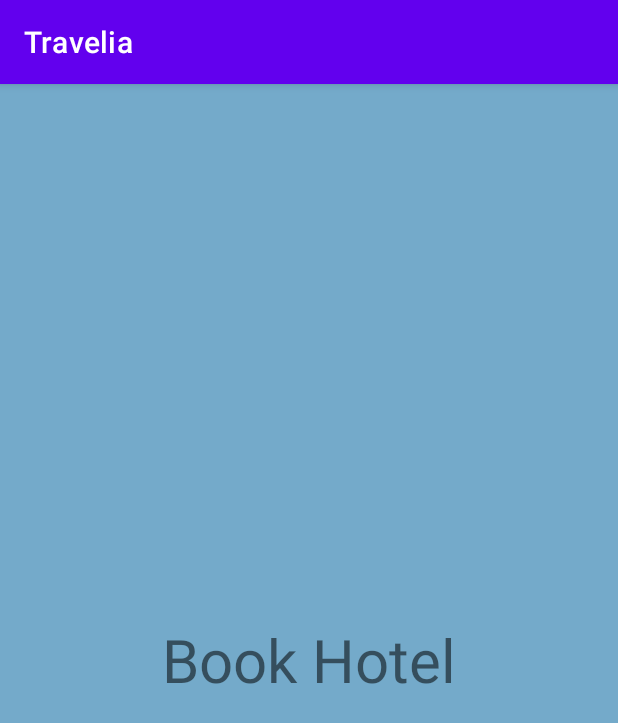
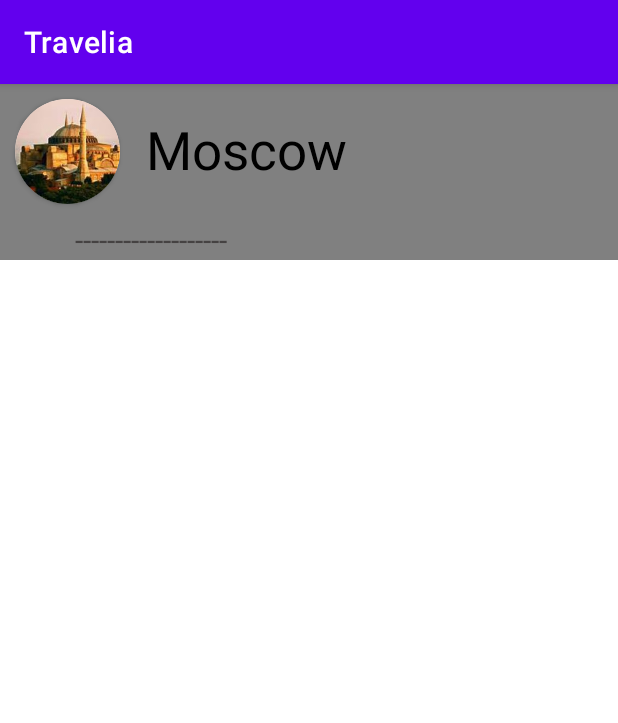
Before and after one commit to saim963/Travelia, an Android app: the three screen opened directly, with no data from a screen before it, on a phone screen of 412 x 824 dp. Shown: the top 723 px of the screen. Run offline under Robolectric (Android 15) with nearby library versions, the phone set to English and light mode, and no system bars.

Commit message:
circular image/recycler

```diff
--- a/app/build.gradle
+++ b/app/build.gradle
@@ -38,6 +38,8 @@ dependencies {
     // For control over item selection of both touch and mouse driven selection
     implementation "androidx.recyclerview:recyclerview:1.2.1"
     implementation "androidx.recyclerview:recyclerview-selection:1.1.0"
+    implementation 'androidx.recyclerview:recyclerview:1.2.1'
+    implementation 'androidx.cardview:cardview:1.0.0'
     testImplementation 'junit:junit:4.+'
     androidTestImplementation 'androidx.test.ext:junit:1.1.3'
     androidTestImplementation 'androidx.test.espresso:espresso-core:3.4.0'
--- a/app/src/main/java/com/example/travelia/three.java
+++ b/app/src/main/java/com/example/travelia/three.java
@@ -9,6 +9,6 @@ public class three extends AppCompatActivity {
     @Override
     protected void onCreate(Bundle savedInstanceState) {
         super.onCreate(savedInstanceState);
-        setContentView(R.layout.activity_three);
+        setContentView(R.layout.item_design3);
     }
 }
--- a/app/src/main/res/layout/activity_three.xml
+++ b/app/src/main/res/layout/activity_three.xml
@@ -4,15 +4,14 @@
     xmlns:tools="http://schemas.android.com/tools"
     android:layout_width="match_parent"
     android:layout_height="match_parent"
-    android:background="#74AACA"
     tools:context=".three">
 
-    <TextView
+    <androidx.recyclerview.widget.RecyclerView
         android:layout_width="match_parent"
         android:layout_height="match_parent"
-        android:gravity="center"
-        android:text="Book Hotel"
-        android:textAlignment="center"
-        android:textSize="40sp" />
+        android:background="#808080"
+        android:id="@+id/recycler3">
+
+    </androidx.recyclerview.widget.RecyclerView>
 
 </RelativeLayout>
--- /dev/null
+++ b/app/src/main/res/layout/item_design3.xml
@@ -0,0 +1,57 @@
+<?xml version="1.0" encoding="utf-8"?>
+<RelativeLayout xmlns:android="http://schemas.android.com/apk/res/android"
+    android:layout_width="match_parent"
+    android:layout_height="wrap_content"
+    xmlns:app="http://schemas.android.com/apk/res-auto">
+
+    <RelativeLayout
+        android:layout_width="match_parent"
+        android:layout_height="wrap_content"
+        android:background="#808080">
+
+        <androidx.cardview.widget.CardView
+            android:id="@+id/imgcd1"
+            android:layout_width="70dp"
+            android:layout_height="70dp"
+            app:cardCornerRadius="70dp"
+            android:layout_marginTop="10dp"
+            android:layout_marginBottom="10dp"
+            android:layout_marginLeft="10dp">
+
+            <ImageView
+                android:layout_width="70dp"
+                android:layout_height="70dp"
+                android:scaleType="centerCrop"
+                android:src="@drawable/moscow"
+                android:id="@+id/img1">
+            </ImageView>
+
+        </androidx.cardview.widget.CardView>
+
+        <TextView
+            android:layout_width="wrap_content"
+            android:layout_height="wrap_content"
+            android:id="@+id/txtcd1"
+            android:layout_marginLeft="17dp"
+            android:layout_marginTop="20dp"
+            android:layout_toRightOf="@id/imgcd1"
+            android:text="Moscow"
+            android:textColor="#000"
+            android:textSize="35dp">
+        </TextView>
+
+        <TextView
+            android:layout_width="match_parent"
+            android:layout_height="wrap_content"
+            android:layout_below="@+id/imgcd1"
+            android:layout_marginLeft="50sp"
+            android:text="-------------------"
+            android:textColor="#454242"
+            android:textSize="20dp">
+        </TextView>
+
+
+
+    </RelativeLayout>
+
+</RelativeLayout>
```
Also changed, not shown: app/src/main/res/layout/activity_main.xml (+57 -17 lines), app/src/main/res/drawable/jaipur.jpg (added), app/src/main/res/drawable/moscow.jpg (added), app/src/main/res/drawable/peru.jpg (added), app/src/main/res/drawable/placeone.jpg (added), app/src/main/res/drawable/placetwo.jpg (added), app/src/main/res/drawable/thailand.jpg (added).
